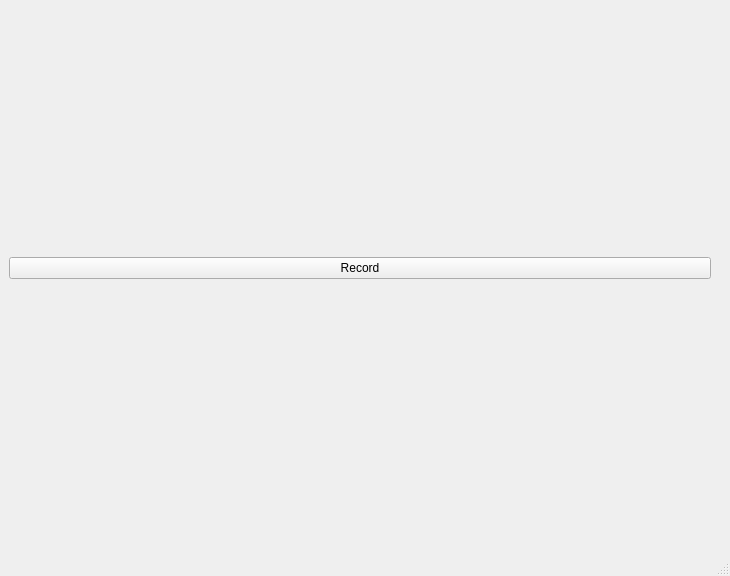
Qt form pyoscvideo/gui/resources/main_view.ui (Sentire-Dev/pyOscVideo) before a commit.
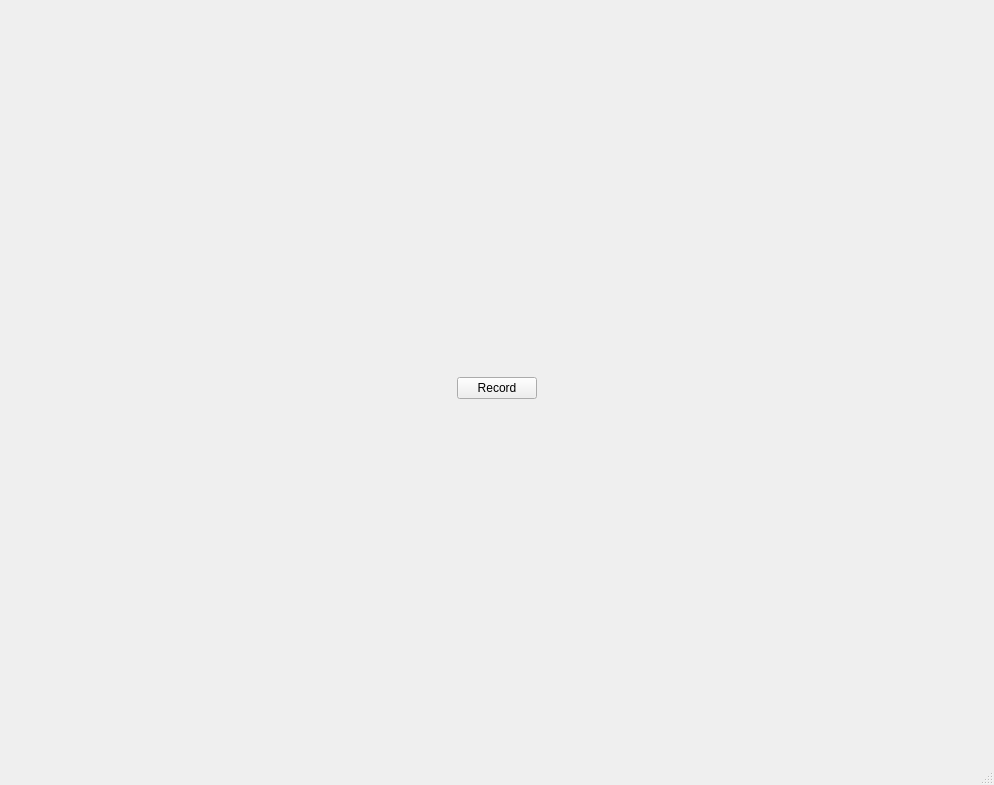
The same form after that commit.

Commit message: Integrated UI design from cleanUI

```diff
--- a/pyoscvideo/gui/resources/main_view.ui
+++ b/pyoscvideo/gui/resources/main_view.ui
@@ -6,8 +6,8 @@
    <rect>
     <x>0</x>
     <y>0</y>
-    <width>730</width>
-    <height>576</height>
+    <width>994</width>
+    <height>785</height>
    </rect>
   </property>
   <property name="minimumSize">
@@ -34,19 +34,60 @@
    </property>
    <layout class="QGridLayout" name="gridLayout">
     <item row="0" column="0">
-     <layout class="QVBoxLayout" name="verticalLayout">
+     <spacer name="mainSpacerLeft">
+      <property name="orientation">
+       <enum>Qt::Horizontal</enum>
+      </property>
+      <property name="sizeType">
+       <enum>QSizePolicy::Fixed</enum>
+      </property>
+      <property name="sizeHint" stdset="0">
+       <size>
+        <width>10</width>
+        <height>10</height>
+       </size>
+      </property>
+     </spacer>
+    </item>
+    <item row="0" column="1">
+     <layout class="QVBoxLayout" name="verticalLayout_2">
       <item>
        <layout class="QGridLayout" name="camerasLayout"/>
       </item>
       <item>
-       <layout class="QVBoxLayout" name="verticalLayout_2">
+       <spacer name="mainMidSpacer">
+        <property name="orientation">
+         <enum>Qt::Vertical</enum>
+        </property>
+        <property name="sizeType">
+         <enum>QSizePolicy::Fixed</enum>
+        </property>
+        <property name="sizeHint" stdset="0">
+         <size>
+          <width>13</width>
+          <height>13</height>
+         </size>
+        </property>
+       </spacer>
+      </item>
+      <item>
+       <layout class="QHBoxLayout" name="horizontalLayout_2" stretch="0,0,0">
+        <property name="spacing">
+         <number>6</number>
+        </property>
+        <property name="sizeConstraint">
+         <enum>QLayout::SetDefaultConstraint</enum>
+        </property>
+        <property name="bottomMargin">
+         <number>0</number>
+        </property>
         <item>
-         <spacer name="horizontalSpacer_4">
+         <spacer name="controlPanelSpacerLeft">
           <property name="orientation">
            <enum>Qt::Horizontal</enum>
           </property>
           <property name="sizeType">
-           <enum>QSizePolicy::Fixed</enum>
+           <enum>QSizePolicy::Expanding</enum>
           </property>
           <property name="sizeHint" stdset="0">
            <size>
@@ -106,7 +147,7 @@
          </widget>
         </item>
         <item>
-         <spacer name="horizontalSpacer_5">
+         <spacer name="controlPanelSpacerMid">
           <property name="orientation">
            <enum>Qt::Horizontal</enum>
           </property>
@@ -122,25 +163,9 @@
       </item>
      </layout>
     </item>
-    <item row="3" column="1">
-     <spacer name="verticalSpacer_3">
+    <item row="0" column="2">
+     <spacer name="mainSpacerRight">
       <property name="orientation">
-       <enum>Qt::Vertical</enum>
-      </property>
-      <property name="sizeType">
-       <enum>QSizePolicy::Fixed</enum>
-      </property>
-      <property name="sizeHint" stdset="0">
-       <size>
-        <width>5</width>
-        <height>5</height>
-       </size>
-      </property>
-     </spacer>
-    </item>
-    <item row="1" column="2">
-     <spacer name="horizontalSpacer">
-      <property name="orientation">
        <enum>Qt::Horizontal</enum>
       </property>
       <property name="sizeType">
@@ -148,40 +173,8 @@
       </property>
       <property name="sizeHint" stdset="0">
        <size>
-        <width>5</width>
-        <height>5</height>
-       </size>
-      </property>
-     </spacer>
-    </item>
-    <item row="1" column="0">
-     <spacer name="horizontalSpacer_3">
-      <property name="orientation">
-       <enum>Qt::Horizontal</enum>
-      </property>
-      <property name="sizeType">
-       <enum>QSizePolicy::Fixed</enum>
-      </property>
-      <property name="sizeHint" stdset="0">
-       <size>
-        <width>5</width>
-        <height>5</height>
-       </size>
-      </property>
-     </spacer>
-    </item>
-    <item row="0" column="1">
-     <spacer name="verticalSpacer">
-      <property name="orientation">
-       <enum>Qt::Vertical</enum>
-      </property>
-      <property name="sizeType">
-       <enum>QSizePolicy::Fixed</enum>
-      </property>
-      <property name="sizeHint" stdset="0">
-       <size>
-        <width>5</width>
-        <height>5</height>
+        <width>10</width>
+        <height>10</height>
        </size>
       </property>
      </spacer>
```
Left out of the diff: 26 changed lines with no effect on the pictures. The commit also changes 5 other files.
